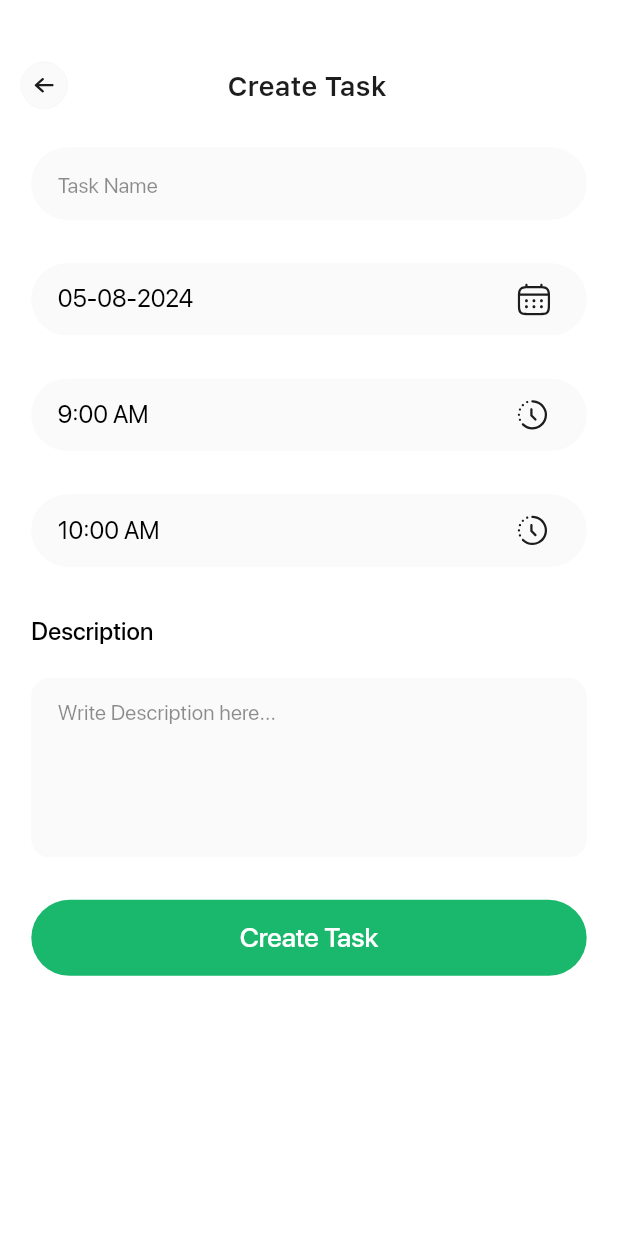
After one commit to Abdulcomsian/calculator-flutter-app, a Flutter app: the HomeView screen opened by its route, item 2 of the bottom bar chosen, scrolled down 875 dp, after a tap on "Add Task", on a phone screen of 412 x 824 dp. The commit adds this screen. Run offline on Flutter 3.47's test engine with Material 3 defaults, Android fonts, the phone set to English and light mode, and no system bars; drawn by our look-alikes of auto_size_text; our stand-ins replace cached_network_image, firebase_core, flutter_keyboard_visibility, flutter_riverpod, flutter_screenutil, flutter_svg and 18 more; missing offline and left inert: flutter_polyline_points; accounts and stored records are empty; generated files the repository leaves out were written again; statements that could not run were skipped; project files that could hold a hidden picture were left out.

Commit message:
schedule planner view added

```diff
--- a/lib/common/widgets/text_input_field.dart
+++ b/lib/common/widgets/text_input_field.dart
@@ -1,5 +1,6 @@
 import 'package:calculator_flutter_app/common/widgets/custom_text_form_field.dart';
 import 'package:flutter/material.dart';
+import 'package:flutter_screenutil/flutter_screenutil.dart';
 
 class TextInputField extends StatelessWidget {
   const TextInputField({
@@ -15,6 +16,7 @@ class TextInputField extends StatelessWidget {
     this.maxLines,
     this.minLines,
     this.maxLength,
+    this.radius,
     super.key,
   });
 
@@ -30,10 +32,12 @@ class TextInputField extends StatelessWidget {
   final int? minLines;
   final int? maxLines;
   final int? maxLength;
+  final double? radius;
 
   @override
   Widget build(BuildContext context) {
     return CustomTextFormField(
+      radius: radius ?? 47.r,
       labelText: labelText,
       hintText: hintText,
       controller: controller,
--- a/lib/features/home/presentation/views/home_view.dart
+++ b/lib/features/home/presentation/views/home_view.dart
@@ -4,6 +4,7 @@ import 'package:calculator_flutter_app/features/auth/presentation/views/profile/
 import 'package:calculator_flutter_app/features/home/domain/enums/bottom_nav_item.dart';
 import 'package:calculator_flutter_app/features/home/presentation/providers/selected_nav_item_provider/selected_nav_item_provider.dart';
 import 'package:calculator_flutter_app/features/home/presentation/views/widgets/bottom_nav_bar.dart';
+import 'package:calculator_flutter_app/features/schedule_planner/presentation/views/schedule_planner/schedule_planner_view.dart';
 import 'package:calculator_flutter_app/features/weather/presentation/views/weather/weather_view.dart';
 import 'package:calculator_flutter_app/util/resources/r.dart';
 import 'package:flutter/material.dart';
@@ -19,7 +20,7 @@ class HomeView extends ConsumerStatefulWidget {
 class _HomeViewState extends ConsumerState<HomeView> {
   Widget view(BottomNavItem currentView) {
     if (currentView.isLocation) return const SizedBox();
-    if (currentView.isCalendar) return const SizedBox();
+    if (currentView.isCalendar) return SchedulePlanner();
     if (currentView.isCalculator) return const SizedBox();
     if (currentView.isWeather) return const WeatherView();
     if (currentView.isProfile) return const ProfileView();
--- a/lib/features/home/presentation/views/widgets/bottom_nav_bar.dart
+++ b/lib/features/home/presentation/views/widgets/bottom_nav_bar.dart
@@ -13,7 +13,9 @@ class AppBottomNavBar extends ConsumerWidget {
   Widget build(BuildContext context, WidgetRef ref) {
     final selectedNavItem = ref.watch(selectedNavItemProvider);
 
-    return Column(
+    return Container(
+      color: R.colors.white,
+      child: Column(
         mainAxisSize: MainAxisSize.min,
         crossAxisAlignment: CrossAxisAlignment.end,
         children: [
@@ -59,6 +61,7 @@ class AppBottomNavBar extends ConsumerWidget {
             ),
           ),
         ],
+      ),
     );
   }
 }
--- /dev/null
+++ b/lib/features/schedule_planner/presentation/providers/task_provider.dart
@@ -0,0 +1,43 @@
+import 'package:flutter_riverpod/flutter_riverpod.dart';
+
+class Task {
+  final String title;
+  final DateTime startTime;
+  final DateTime endTime;
+  final String description;
+
+  Task(
+      {required this.title,
+      required this.startTime,
+      required this.endTime,
+      this.description = ''});
+}
+
+class TaskNotifier extends StateNotifier<Map<DateTime, List<Task>>> {
+  TaskNotifier() : super({});
+
+  void addTask(DateTime date, Task task) {
+    state = {
+      ...state,
+      date: [...state[date] ?? [], task]
+    };
+  }
+
+  void editTask(DateTime date, int index, Task task) {
+    state[date]![index] = task;
+    state = {...state};
+  }
+
+  void deleteTask(DateTime date, int index) {
+    state[date]!.removeAt(index);
+    if (state[date]!.isEmpty) {
+      state.remove(date);
+    }
+    state = {...state};
+  }
+}
+
+final taskProvider =
+    StateNotifierProvider<TaskNotifier, Map<DateTime, List<Task>>>((ref) {
+  return TaskNotifier();
+});
--- /dev/null
+++ b/lib/features/schedule_planner/presentation/views/add_task/add_task_view.dart
@@ -0,0 +1,229 @@
+import 'dart:async';
+
+import 'package:calculator_flutter_app/common/extensions/num.dart';
+import 'package:calculator_flutter_app/common/widgets/app_filled_button.dart';
+import 'package:calculator_flutter_app/common/widgets/app_text.dart';
+import 'package:calculator_flutter_app/common/widgets/back_button_widget.dart';
+import 'package:calculator_flutter_app/common/widgets/custom_text_form_field.dart';
+import 'package:calculator_flutter_app/common/widgets/text_input_field.dart';
+import 'package:calculator_flutter_app/features/schedule_planner/presentation/providers/task_provider.dart';
+import 'package:calculator_flutter_app/gen/assets.gen.dart';
+import 'package:flutter/material.dart';
+import 'package:flutter_riverpod/flutter_riverpod.dart';
+import 'package:flutter_screenutil/flutter_screenutil.dart';
+import 'package:intl/intl.dart';
+
+class AddTaskView extends StatefulWidget {
+  final DateTime selectedDate;
+
+  const AddTaskView({super.key, required this.selectedDate});
+
+  @override
+  State createState() => _AddTaskViewState();
+}
+
+class _AddTaskViewState extends State<AddTaskView> {
+  final _formKey = GlobalKey<FormState>();
+  late DateTime _selectedDate;
+
+  TimeOfDay _selectedStartTime = TimeOfDay(hour: 9, minute: 0);
+  TimeOfDay _selectedEndTime = TimeOfDay(hour: 10, minute: 0);
+
+  final _titleController = TextEditingController();
+  final _descriptionController = TextEditingController();
+  final _dateController = TextEditingController();
+  final _startTimeController = TextEditingController();
+  final _endTimeController = TextEditingController();
+
+  @override
+  void initState() {
+    super.initState();
+    scheduleMicrotask(() {
+      loadData();
+    });
+  }
+
+  loadData() {
+    _selectedDate = widget.selectedDate;
+    _dateController.text = DateFormat('dd-MM-yyyy').format(_selectedDate);
+    _startTimeController.text = _selectedStartTime.format(context);
+    _endTimeController.text = _selectedEndTime.format(context);
+  }
+
+  Future<void> _pickDate(BuildContext context) async {
+    final DateTime? pickedDate = await showDatePicker(
+      context: context,
+      initialDate: _selectedDate,
+      firstDate: DateTime(2000),
+      lastDate: DateTime(2100),
+    );
+    if (pickedDate != null && pickedDate != _selectedDate) {
+      setState(() {
+        _selectedDate = pickedDate;
+        _dateController.text = DateFormat('dd-MM-yyyy').format(_selectedDate);
+      });
+    }
+  }
+
+  Future<void> _pickTime(BuildContext context, bool isStartTime) async {
+    final TimeOfDay? pickedTime = await showTimePicker(
+      context: context,
+      initialTime: isStartTime ? _selectedStartTime : _selectedEndTime,
+    );
+    if (pickedTime != null) {
+      setState(() {
+        if (isStartTime) {
+          _selectedStartTime = pickedTime;
+          _startTimeController.text = _selectedStartTime.format(context);
+        } else {
+          _selectedEndTime = pickedTime;
+          _endTimeController.text = _selectedEndTime.format(context);
+        }
+      });
+    }
+  }
+
+  @override
+  Widget build(BuildContext context) {
+    return Column(
+      children: [
+        32.hb,
+        BackButtonWidget(
+          title: 'Create Task',
+        ),
+        20.hb,
+        Form(
+          key: _formKey,
+          child: Padding(
+            padding: EdgeInsets.symmetric(horizontal: 19.w),
+            child: SingleChildScrollView(
+              child: Column(
+                crossAxisAlignment: CrossAxisAlignment.start,
+                mainAxisSize: MainAxisSize.min,
+                children: [
+                  TextInputField(
+                    controller: _titleController,
+                    onChanged: (v) {},
+                    hintText: 'Task Name',
+                  ),
+                  16.hb,
+                  GestureDetector(
+                    onTap: () => _pickDate(context),
+                    child: AbsorbPointer(
+                      child: CustomTextFormField(
+                        controller: _dateController,
+                        hintText: 'Select Date',
+                        onChanged: (v) {},
+                        keyboardType: TextInputType.text,
+                        suffixIcon: Padding(
+                          padding: EdgeInsets.only(right: 22.w),
+                          child: Assets.svgs.calendarIcon.svg(),
+                        ),
+                        validator: (v) {
+                          if (v == null || v.isEmpty) {
+                            return 'Please select a date';
+                          }
+                          return null;
+                        },
+                      ),
+                    ),
+                  ),
+                  16.hb,
+                  GestureDetector(
+                    onTap: () => _pickTime(context, true),
+                    child: AbsorbPointer(
+                      child: CustomTextFormField(
+                        controller: _startTimeController,
+                        hintText: 'Start Time',
+                        onChanged: (v) {},
+                        keyboardType: TextInputType.text,
+                        suffixIcon: Padding(
+                          padding: EdgeInsets.only(right: 22.w),
+                          child: Assets.svgs.clockIcon.svg(),
+                        ),
+                        validator: (v) {
+                          if (v == null || v.isEmpty) {
+                            return 'Please select a start time';
+                          }
+                          return null;
+                        },
+                      ),
+                    ),
+                  ),
+                  16.hb,
+                  GestureDetector(
+                    onTap: () => _pickTime(context, false),
+                    child: AbsorbPointer(
+                      child: CustomTextFormField(
+                        controller: _endTimeController,
+                        hintText: 'End Time',
+                        onChanged: (v) {},
+                        keyboardType: TextInputType.text,
+                        suffixIcon: Padding(
+                          padding: EdgeInsets.only(right: 22.w),
+                          child: Assets.svgs.clockIcon.svg(),
+                        ),
+                        validator: (v) {
+                          if (v == null || v.isEmpty) {
+                            return 'Please select an end time';
+                          }
+                          return null;
+                        },
+                      ),
+                    ),
+                  ),
+                  26.hb,
+                  const AppText(
+                    text: 'Description',
+                    fontSize: 16,
+                    fontWeight: FontWeight.w500,
+                  ),
+                  16.hb,
+                  TextInputField(
+                    controller: _descriptionController,
+                    onChanged: (v) {},
+                    radius: 12,
+                    hintText: 'Write Description here...',
+                    maxLines: 5,
+                    minLines: 5,
+                  ),
+                ],
+              ),
+            ),
+          ),
+        ),
+        28.hb,
+        Consumer(builder: (context, ref, _) {
+          return AppFilledButton(
+            onTap: () {
+              if (_formKey.currentState!.validate()) {
+                _formKey.currentState!.save();
+                var task = Task(
+                  title: _titleController.text,
+                  startTime: DateTime(
+                    _selectedDate.year,
+                    _selectedDate.month,
+                    _selectedDate.day,
+                    _selectedStartTime.hour,
+                    _selectedStartTime.minute,
+                  ),
+                  endTime: DateTime(
+                    _selectedDate.year,
+                    _selectedDate.month,
+                    _selectedDate.day,
+                    _selectedEndTime.hour,
+                    _selectedEndTime.minute,
+                  ),
+                  description: _descriptionController.text,
+                );
+                ref.read(taskProvider.notifier).addTask(_selectedDate, task);
+                Navigator.of(context).pop();
+              }
+            },
+            text: 'Create Task',
+          );
+        }),
+      ],
+    );
+  }
+}
--- /dev/null
+++ b/lib/features/schedule_planner/presentation/views/schedule_planner/schedule_planner_view.dart
@@ -0,0 +1,359 @@
+import 'package:calculator_flutter_app/common/extensions/num.dart';
+import 'package:calculator_flutter_app/common/widgets/app_text.dart';
+import 'package:calculator_flutter_app/common/widgets/back_button_widget.dart';
+import 'package:calculator_flutter_app/features/schedule_planner/presentation/providers/task_provider.dart';
+import 'package:calculator_flutter_app/features/schedule_planner/presentation/views/add_task/add_task_view.dart';
+import 'package:calculator_flutter_app/features/schedule_planner/presentation/views/schedule_planner/widgets/year_picker_dialog.dart';
+import 'package:calculator_flutter_app/util/resources/r.dart';
+import 'package:flutter/material.dart';
+import 'package:flutter_riverpod/flutter_riverpod.dart';
+import 'package:flutter_screenutil/flutter_screenutil.dart';
+import 'package:intl/intl.dart';
+
+class SchedulePlanner extends ConsumerStatefulWidget {
+  const SchedulePlanner({super.key});
+
+  @override
+  ConsumerState createState() => _SchedulePlannerState();
+}
+
+class _SchedulePlannerState extends ConsumerState<SchedulePlanner> {
+  DateTime selectedDate = DateTime.now();
+  int selectedYear = DateTime.now().year;
+
+  List<String> months = [
+    "Jan",
+    "Feb",
+    "Mar",
+    "Apr",
+    "May",
+    "Jun",
+    "Jul",
+    "Aug",
+    "Sep",
+    "Oct",
+    "Nov",
+    "Dec"
+  ];
+
+  void _addTask() {
+    showModalBottomSheet(
+      context: context,
+      isScrollControlled: true,
+      backgroundColor: R.colors.white,
+      builder: (context) {
+        return AddTaskView(selectedDate: selectedDate);
+      },
+    );
+  }
+
+  @override
+  Widget build(BuildContext context) {
+    ref.watch(taskProvider);
+    return Column(
+      children: [
+        const BackButtonWidget(title: 'Schedule Planner'),
+        20.hb,
+        Expanded(
+          child: Padding(
+            padding: EdgeInsets.symmetric(horizontal: 19.w),
+            child: Column(
+              children: [
+                Row(
+                  mainAxisAlignment: MainAxisAlignment.spaceBetween,
+                  children: [
+                    _buildYearWidget(context),
+                    _buildTaskButton(),
+                  ],
+                ),
+                24.hb,
+                _buildMonthsList(),
+                26.hb,
+                _buildDaysList(),
+                _buildTimeSchedule(),
+              ],
+            ),
+          ),
+        ),
+      ],
+    );
+  }
+
+  final DateFormat timeFormat = DateFormat('h:mm a');
+
+  Widget _buildTimeSchedule() {
+    return Expanded(
+      child: Consumer(
+        builder: (context, ref, child) {
+          final tasks = ref.watch(taskProvider)[selectedDate] ?? [];
+          return ListView.builder(
+            itemCount: 24,
+            itemBuilder: (context, index) {
+              DateTime time = DateTime(selectedDate.year, selectedDate.month,
+                  selectedDate.day, index);
+              Task? task;
+              if (tasks.isNotEmpty) {
+                task = tasks.firstWhere(
+                  (task) => task.startTime.hour == index,
+                  orElse: () => Task(title: '', startTime: time, endTime: time),
+                );
+              }
+              return ListTile(
+                leading: AppText(
+                  text: "${time.hour}:00",
+                  fontSize: 12,
+                  color: R.colors.black.withOpacity(0.5),
+                ),
+                title: task != null && task.title.isNotEmpty
+                    ? Container(
+                        width: 221.w,
+                        constraints: BoxConstraints(maxHeight: 97.h),
+                        decoration: BoxDecoration(
+                          color: R.colors.primary.withOpacity(0.1),
+                          borderRadius: BorderRadius.circular(10.r),
+                        ),
+                        child: Row(
+                          children: [
+                            Container(
+                              width: 8.w,
+                              decoration: BoxDecoration(
+                                color: R.colors.primary,
+                                borderRadius: BorderRadius.only(
+                                  topLeft: Radius.circular(10.r),
+                                  bottomLeft: Radius.circular(10.r),
+                                ),
+                              ),
+                            ),
+                            Padding(
+                              padding: EdgeInsets.symmetric(
+                                horizontal: 14.h,
+                                vertical: 8.h,
+                              ),
+                              child: Column(
+                                crossAxisAlignment: CrossAxisAlignment.start,
+                                mainAxisAlignment: MainAxisAlignment.center,
+                                children: [
+                                  AppText(
+                                    text:
+                                        '${timeFormat.format(task.startTime)} - ${timeFormat.format(task.endTime)}',
+                                    fontSize: 10,
+                                    color: R.colors.black.withOpacity(0.6),
+                                  ),
+                                  6.hb,
+                                  AppText(
+                                    text: task.title,
+                                    fontSize: 14,
+                                    color: R.colors.black,
+                                    fontWeight: FontWeight.w500,
+                                  ),
+                                  6.hb,
+                                  SizedBox(
+                                    width: 200.w,
+                                    child: AppText(
+                                      text: task.description,
+                                      overflow: TextOverflow.ellipsis,
+                                      fontSize: 10,
+                                      color: R.colors.black.withOpacity(0.5),
+                                      maxLines: 2,
+                                    ),
+                                  ),
+                                ],
+                              ),
+                            ),
+                          ],
+                        ),
+                      )
+                    : null,
+                // trailing: task != null && task.title.isNotEmpty
+                //     ? Row(
+                //         mainAxisSize: MainAxisSize.min,
+                //         children: [
+                //           IconButton(
+                //             icon: Icon(Icons.edit),
+                //             onPressed: () {
+                //               // Edit task
+                //             },
+                //           ),
+                //           IconButton(
+                //             icon: Icon(Icons.delete),
+                //             onPressed: () {
+                //               ref.read(taskProvider.notifier).deleteTask(
+                //                   selectedDate, tasks.indexOf(task!));
+                //             },
+                //           ),
+                //         ],
+                //       )
+                //     : null,
+              );
+            },
+          );
+        },
+      ),
+    );
+  }
+
+  Widget _buildDaysList() {
+    return SizedBox(
+      height: 80.h,
+      child: ListView.builder(
+        scrollDirection: Axis.horizontal,
+        itemCount: DateTime(selectedDate.year, selectedDate.month + 1, 0).day,
+        itemBuilder: (context, index) {
+          DateTime date =
+              DateTime(selectedDate.year, selectedDate.month, index + 1);
+          return GestureDetector(
+            onTap: () {
+              setState(() {
+                selectedDate = date;
+              });
+            },
+            child: Container(
+              width: 50.w,
+              alignment: Alignment.center,
+              margin: EdgeInsets.symmetric(horizontal: 5.w),
+              child: Column(
+                mainAxisAlignment: MainAxisAlignment.center,
+                children: [
+                  SizedBox(
+                    width: 40.w,
+                    child: Center(
+                      child: Text(
+                        DateFormat('EEE').format(date),
+                        style: TextStyle(
+                          color: selectedDate.day == index + 1
+                              ? R.colors.black
+                              : R.colors.black.withOpacity(0.5),
+                          fontSize: 12.sp,
+                        ),
+                      ),
+                    ),
+                  ),
+                  18.hb,
+                  SizedBox(
+                    width: 40.w,
+                    child: Center(
+                      child: CircleAvatar(
+                        backgroundColor: selectedDate.day == index + 1
+                            ? R.colors.primary
+                            : R.colors.white,
+                        child: Text(
+                          (index + 1).toString(),
+                          style: TextStyle(
+                            color: selectedDate.day == index + 1
+                                ? Colors.white
+                                : Colors.black,
+                            fontSize: 14.sp,
+                          ),
+                        ),
+                      ),
+                    ),
+                  ),
+                ],
+              ),
+            ),
+          );
+        },
+      ),
+    );
+  }
+
+  Widget _buildMonthsList() {
+    return SizedBox(
+      height: 39.h,
+      child: ListView.builder(
+        scrollDirection: Axis.horizontal,
+        itemCount: months.length,
+        itemBuilder: (context, index) {
+          return Padding(
+            padding: EdgeInsets.only(right: 8.w),
+            child: GestureDetector(
+              onTap: () {
+                setState(() {
+                  selectedDate = DateTime(selectedYear, index + 1, 1);
+                });
+              },
+              child: Container(
+                width: 100.w,
+                height: 39.h,
+                alignment: Alignment.center,
+                decoration: BoxDecoration(
+                  color: R.colors.white,
+                  border: Border.all(
+                    color: selectedDate.month == index + 1
+                        ? R.colors.primary
+                        : R.colors.black.withOpacity(0.2),
+                  ),
+                  borderRadius: BorderRadius.circular(47.r),
+                ),
+                child: Text(
+                  months[index],
+                  style: TextStyle(
+                    color: R.colors.black,
+                    fontSize: 16.sp,
+                  ),
+                ),
+              ),
+            ),
+          );
+        },
+      ),
+    );
+  }
+
+  Widget _buildTaskButton() {
+    return InkWell(
+      onTap: _addTask,
+      borderRadius: BorderRadius.circular(56.r),
+      child: Container(
+        width: 119.w,
+        height: 42.h,
+        decoration: BoxDecoration(
+          color: R.colors.primary,
+          borderRadius: BorderRadius.circular(56.r),
+        ),
+        child: Row(
+          mainAxisAlignment: MainAxisAlignment.center,
+          children: [
+            Icon(
+              Icons.add,
+              size: 18.r,
+              color: R.colors.white,
+            ),
+            8.wb,
+            AppText(
+              text: 'Add Task',
+              fontSize: 16,
+              fontWeight: FontWeight.w500,
+              color: R.colors.white,
+            )
+          ],
+        ),
+      ),
+    );
+  }
+
+  Widget _buildYearWidget(BuildContext context) {
+    return GestureDetector(
+      onTap: () async {
+        int? year = await showDialog(
+          context: context,
+          builder: (context) => YearPickerDialog(selectedYear: selectedYear),
+        );
+        if (year != null) {
+          setState(() {
+            selectedYear = year;
+            selectedDate = DateTime(selectedYear, selectedDate.month, 1);
+          });
+        }
+      },
+      child: Container(
+        height: 50.h,
+        alignment: Alignment.center,
+        child: Text(
+          "$selectedYear",
+          style: TextStyle(fontSize: 24.sp, fontWeight: FontWeight.bold),
+        ),
+      ),
+    );
+  }
+}
--- /dev/null
+++ b/lib/features/schedule_planner/presentation/views/schedule_planner/widgets/year_picker_dialog.dart
@@ -0,0 +1,33 @@
+import 'package:flutter/material.dart';
+import 'package:flutter_screenutil/flutter_screenutil.dart';
+
+class YearPickerDialog extends StatelessWidget {
+  final int selectedYear;
+
+  const YearPickerDialog({super.key, required this.selectedYear});
+
+  @override
+  Widget build(BuildContext context) {
+    return AlertDialog(
+      title: Text('Select Year'),
+      content: SizedBox(
+        width: double.minPositive,
+        height: 400.h,
+        child: ListView.builder(
+          itemCount: 21,
+          itemBuilder: (context, index) {
+            int year = 2000 + index;
+            return ListTile(
+              title: Text(year.toString()),
+              onTap: () {
+                Navigator.of(context).pop(year);
+              },
+              selected: year == selectedYear,
+              selectedTileColor: Colors.grey[200],
+            );
+          },
+        ),
+      ),
+    );
+  }
+}
```
Lines whose indentation alone changed are shown as unchanged.
